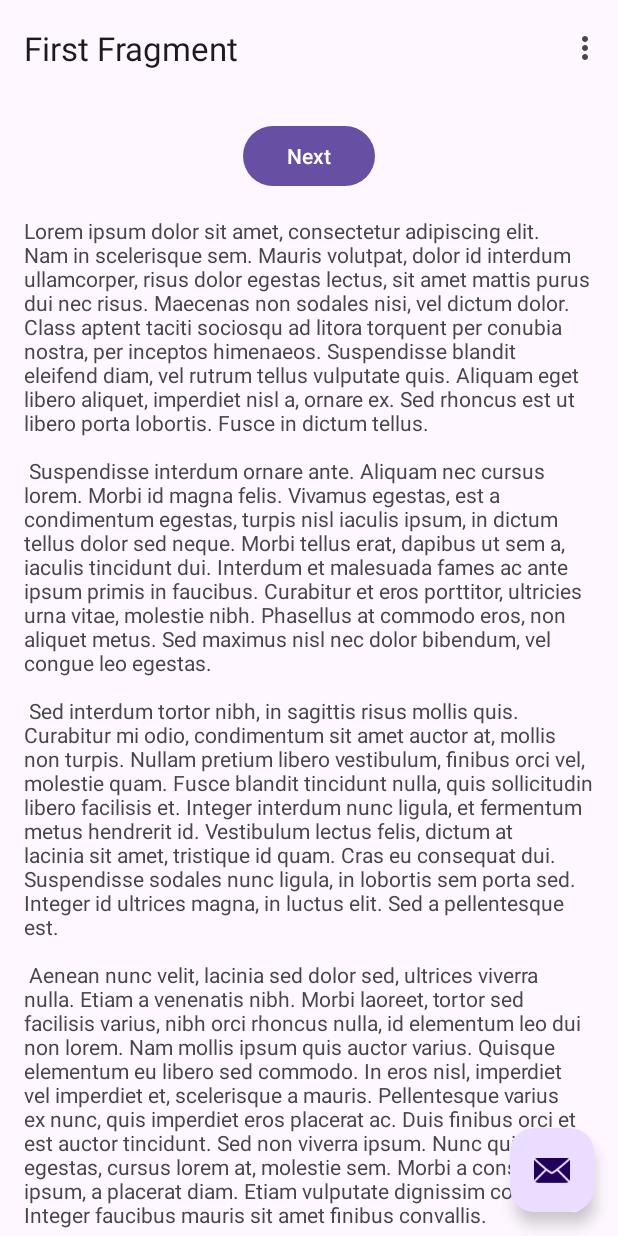
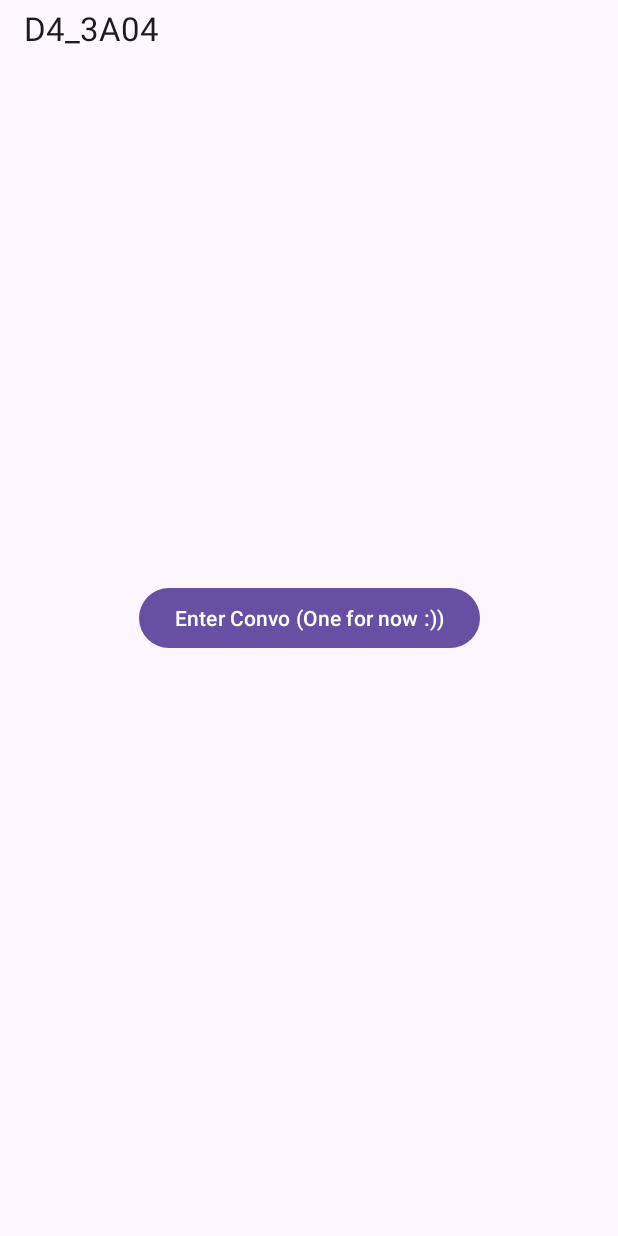
Before and after one commit to Nirmal-code/1KEY, an Android app: the screen it shows after launch (MainActivity before the commit, BrowseActiveChats after it), on a phone screen of 412 x 824 dp. Run offline under Robolectric (Android 15) with nearby library versions, the phone set to English and light mode, and no system bars; libraries missing offline, so code that uses them is left out: com.readystatesoftware.sqliteasset; 4 statements that could not run were skipped.

```diff
--- a/app/src/main/AndroidManifest.xml
+++ b/app/src/main/AndroidManifest.xml
@@ -13,7 +13,7 @@
         android:theme="@style/Theme.D4_3A04"
         tools:targetApi="31">
         <activity
-            android:name=".MainActivity"
+            android:name=".BrowseActiveChats"
             android:exported="true"
             android:label="@string/app_name"
             android:theme="@style/Theme.D4_3A04">
--- /dev/null
+++ b/app/src/main/java/com/example/d4_3a04/BrowseActiveChats.java
@@ -0,0 +1,57 @@
+package com.example.d4_3a04;
+
+import android.os.Bundle;
+import android.util.Log;
+import android.view.View;
+
+import androidx.appcompat.app.AppCompatActivity;
+
+
+import com.example.d4_3a04.DataTypes.ChatInfo;
+import com.example.d4_3a04.SingleChatProvider.SingleChatManager;
+import com.example.d4_3a04.database.Cryptosystem;
+import com.example.d4_3a04.databinding.BrowseActiveChatBinding;
+
+import java.util.List;
+
+public class BrowseActiveChats extends AppCompatActivity {
+
+    private BrowseActiveChatBinding binding;
+
+    SingleChatManager provider;
+
+    @Override
+    protected void onCreate(Bundle savedInstanceState) {
+        super.onCreate(savedInstanceState);
+
+        Cryptosystem.startDB(BrowseActiveChats.this);
+
+
+
+        binding = BrowseActiveChatBinding.inflate(getLayoutInflater());
+        setContentView(binding.getRoot());
+
+        setSupportActionBar(binding.toolbarActiveChat);
+
+
+        binding.enterConvo.setOnClickListener(new View.OnClickListener() {
+            @Override
+            public void onClick(View view) {
+                List<String> res = Cryptosystem.getNames("Nirmal", "Bob");
+
+                if (res.size()>0){
+                    provider = SingleChatManager.deserializeFromJson(res.get(0));
+                    Log.d("PExtracted", provider.toString());
+
+                }else{
+                    ChatInfo chat_info = new ChatInfo();
+                    provider = new SingleChatManager("Nirmal", "Bob", chat_info);;
+//                    provider.updateChatLog("Hello World");
+                    Log.d("PInitial", provider.toString());
+                    Cryptosystem.updateEntry(provider,"Nirmal", "Bob");
+                }
+                provider.inflate_page_source(BrowseActiveChats.this);
+            }
+        });
+    }
+}
--- a/app/src/main/java/com/example/d4_3a04/DataTypes/ChatInfo.java
+++ b/app/src/main/java/com/example/d4_3a04/DataTypes/ChatInfo.java
@@ -1,6 +1,5 @@
 package com.example.d4_3a04.DataTypes;
 
-import com.example.d4_3a04.SingleChatProvider.SingleChatManager;
 
 import java.io.Serializable;
 import java.util.ArrayList;
--- a/app/src/main/java/com/example/d4_3a04/FirstFragment.java
+++ /dev/null
@@ -1,47 +0,0 @@
-package com.example.d4_3a04;
-
-import android.os.Bundle;
-import android.view.LayoutInflater;
-import android.view.View;
-import android.view.ViewGroup;
-
-import androidx.annotation.NonNull;
-import androidx.fragment.app.Fragment;
-import androidx.navigation.fragment.NavHostFragment;
-
-import com.example.d4_3a04.databinding.FragmentFirstBinding;
-
-public class FirstFragment extends Fragment {
-
-    private FragmentFirstBinding binding;
-
-    @Override
-    public View onCreateView(
-            LayoutInflater inflater, ViewGroup container,
-            Bundle savedInstanceState
-    ) {
-
-        binding = FragmentFirstBinding.inflate(inflater, container, false);
-        return binding.getRoot();
-
-    }
-
-    public void onViewCreated(@NonNull View view, Bundle savedInstanceState) {
-        super.onViewCreated(view, savedInstanceState);
-
-        binding.buttonFirst.setOnClickListener(new View.OnClickListener() {
-            @Override
-            public void onClick(View view) {
-                NavHostFragment.findNavController(FirstFragment.this)
-                        .navigate(R.id.action_FirstFragment_to_SecondFragment);
-            }
-        });
-    }
-
-    @Override
-    public void onDestroyView() {
-        super.onDestroyView();
-        binding = null;
-    }
-
-}
--- a/app/src/main/java/com/example/d4_3a04/MainActivity.java
+++ /dev/null
@@ -1,106 +0,0 @@
-package com.example.d4_3a04;
-
-import android.os.Bundle;
-
-import com.example.d4_3a04.DataTypes.ChatInfo;
-import com.example.d4_3a04.DataTypes.LogEntity;
-import com.example.d4_3a04.SingleChatProvider.SingleChatManager;
-
-import androidx.appcompat.app.AppCompatActivity;
-
-import android.util.Log;
-import android.view.View;
-
-import androidx.navigation.NavController;
-import androidx.navigation.Navigation;
-import androidx.navigation.ui.AppBarConfiguration;
-import androidx.navigation.ui.NavigationUI;
-
-import com.example.d4_3a04.database.Cryptosystem;
-import com.example.d4_3a04.database.DatabaseHelper;
-import com.example.d4_3a04.databinding.ActivityMainBinding;
-
-
-
-import android.view.Menu;
-import android.view.MenuItem;
-
-
-import java.util.List;
-
-public class MainActivity extends AppCompatActivity {
-
-    private AppBarConfiguration appBarConfiguration;
-    private ActivityMainBinding binding;
-
-    SingleChatManager provider;
-
-
-    @Override
-    protected void onCreate(Bundle savedInstanceState) {
-        super.onCreate(savedInstanceState);
-
-        Cryptosystem.startDB(MainActivity.this);
-
-
-
-        binding = ActivityMainBinding.inflate(getLayoutInflater());
-        setContentView(binding.getRoot());
-
-        setSupportActionBar(binding.toolbar);
-
-        NavController navController = Navigation.findNavController(this, R.id.nav_host_fragment_content_main);
-        appBarConfiguration = new AppBarConfiguration.Builder(navController.getGraph()).build();
-        NavigationUI.setupActionBarWithNavController(this, navController, appBarConfiguration);
-
-
-        binding.fab.setOnClickListener(new View.OnClickListener() {
-            @Override
-            public void onClick(View view) {
-                List<String> res = Cryptosystem.getNames("Nirmal", "Bob");
-
-                if (res.size()>0){
-                    provider = SingleChatManager.deserializeFromJson(res.get(0));
-                    Log.d("PExtracted", provider.toString());
-
-                }else{
-                    ChatInfo chat_info = new ChatInfo();
-                    provider = new SingleChatManager("Nirmal", "Bob", chat_info);;
-//                    provider.updateChatLog("Hello World");
-                    Log.d("PInitial", provider.toString());
-                    Cryptosystem.updateEntry(provider,"Nirmal", "Bob");
-                }
-                provider.inflate_page_source(MainActivity.this);
-            }
-        });
-    }
-
-    @Override
-    public boolean onCreateOptionsMenu(Menu menu) {
-        // Inflate the menu; this adds items to the action bar if it is present.
-        getMenuInflater().inflate(R.menu.menu_main, menu);
-        return true;
-    }
-
-    @Override
-    public boolean onOptionsItemSelected(MenuItem item) {
-        // Handle action bar item clicks here. The action bar will
-        // automatically handle clicks on the Home/Up button, so long
-        // as you specify a parent activity in AndroidManifest.xml.
-        int id = item.getItemId();
-
-        //noinspection SimplifiableIfStatement
-        if (id == R.id.action_settings) {
-            return true;
-        }
-
-        return super.onOptionsItemSelected(item);
-    }
-
-    @Override
-    public boolean onSupportNavigateUp() {
-        NavController navController = Navigation.findNavController(this, R.id.nav_host_fragment_content_main);
-        return NavigationUI.navigateUp(navController, appBarConfiguration)
-                || super.onSupportNavigateUp();
-    }
-}
--- a/app/src/main/java/com/example/d4_3a04/SingleChatProvider/MessageListAdapter.java
+++ b/app/src/main/java/com/example/d4_3a04/SingleChatProvider/MessageListAdapter.java
@@ -1,7 +1,6 @@
 package com.example.d4_3a04.SingleChatProvider;
 
 import android.content.Context;
-import android.util.Log;
 import android.view.LayoutInflater;
 import android.view.View;
 import android.view.ViewGroup;
--- a/app/src/main/java/com/example/d4_3a04/database/Cryptosystem.java
+++ b/app/src/main/java/com/example/d4_3a04/database/Cryptosystem.java
@@ -4,7 +4,6 @@ import android.content.Context;
 
 import androidx.appcompat.app.AppCompatActivity;
 
-import com.example.d4_3a04.MainActivity;
 import com.example.d4_3a04.SingleChatProvider.SingleChatManager;
 
 import java.util.List;
--- a/app/src/main/res/layout/activity_main.xml
+++ /dev/null
@@ -1,33 +0,0 @@
-<?xml version="1.0" encoding="utf-8"?>
-<androidx.coordinatorlayout.widget.CoordinatorLayout xmlns:android="http://schemas.android.com/apk/res/android"
-    xmlns:app="http://schemas.android.com/apk/res-auto"
-    xmlns:tools="http://schemas.android.com/tools"
-    android:layout_width="match_parent"
-    android:layout_height="match_parent"
-    android:fitsSystemWindows="true"
-    tools:context=".MainActivity">
-
-    <com.google.android.material.appbar.AppBarLayout
-        android:layout_width="match_parent"
-        android:layout_height="wrap_content"
-        android:fitsSystemWindows="true">
-
-        <com.google.android.material.appbar.MaterialToolbar
-            android:id="@+id/toolbar"
-            android:layout_width="match_parent"
-            android:layout_height="match_parent" />
-
-    </com.google.android.material.appbar.AppBarLayout>
-
-    <include layout="@layout/content_main" />
-
-    <com.google.android.material.floatingactionbutton.FloatingActionButton
-        android:id="@+id/fab"
-        android:layout_width="wrap_content"
-        android:layout_height="wrap_content"
-        android:layout_gravity="bottom|end"
-        android:layout_marginEnd="@dimen/fab_margin"
-        android:layout_marginBottom="16dp"
-        app:srcCompat="@android:drawable/ic_dialog_email" />
-
-</androidx.coordinatorlayout.widget.CoordinatorLayout>
--- /dev/null
+++ b/app/src/main/res/layout/browse_active_chat.xml
@@ -0,0 +1,45 @@
+<?xml version="1.0" encoding="utf-8"?>
+<androidx.constraintlayout.widget.ConstraintLayout xmlns:android="http://schemas.android.com/apk/res/android"
+    xmlns:tools="http://schemas.android.com/tools"
+    android:layout_width="match_parent"
+    android:layout_height="match_parent"
+    xmlns:app="http://schemas.android.com/apk/res-auto"
+    app:layout_constraintBottom_toTopOf="@id/view"
+    app:layout_constraintStart_toStartOf="parent">
+
+    <com.google.android.material.appbar.AppBarLayout
+        android:id="@+id/layout_group_chat"
+        android:layout_width="match_parent"
+        android:layout_height="wrap_content"
+        android:fitsSystemWindows="true"
+        android:orientation="vertical"
+        app:layout_constraintTop_toTopOf="parent">
+
+        <androidx.appcompat.widget.Toolbar
+            android:id="@+id/toolbar_active_chat"
+            android:layout_width="121dp"
+            android:layout_height="?attr/actionBarSize"
+            android:theme="@style/Widget.AppCompat.Toolbar"
+            app:popupTheme="@style/Theme.AppCompat.Light">
+        </androidx.appcompat.widget.Toolbar>
+    </com.google.android.material.appbar.AppBarLayout>
+
+    <View
+        android:id="@+id/convo_view"
+        android:layout_width="match_parent"
+        android:layout_height="1dp"
+        android:background="#e0e0e0"
+        app:layout_constraintBottom_toTopOf="parent"
+        app:layout_constraintTop_toBottomOf="parent" />
+
+    <Button
+        android:id="@+id/enter_convo"
+        android:layout_width="wrap_content"
+        android:layout_height="wrap_content"
+        android:text="Enter Convo (One for now :))"
+        app:layout_constraintBottom_toBottomOf="parent"
+        app:layout_constraintEnd_toEndOf="parent"
+        app:layout_constraintStart_toStartOf="parent"
+        app:layout_constraintTop_toTopOf="parent" />
+
+</androidx.constraintlayout.widget.ConstraintLayout>
--- a/app/src/main/res/layout/content_main.xml
+++ /dev/null
@@ -1,19 +0,0 @@
-<?xml version="1.0" encoding="utf-8"?>
-<androidx.constraintlayout.widget.ConstraintLayout xmlns:android="http://schemas.android.com/apk/res/android"
-    xmlns:app="http://schemas.android.com/apk/res-auto"
-    android:layout_width="match_parent"
-    android:layout_height="match_parent"
-    app:layout_behavior="@string/appbar_scrolling_view_behavior">
-
-    <fragment
-        android:id="@+id/nav_host_fragment_content_main"
-        android:name="androidx.navigation.fragment.NavHostFragment"
-        android:layout_width="0dp"
-        android:layout_height="0dp"
-        app:defaultNavHost="true"
-        app:layout_constraintBottom_toBottomOf="parent"
-        app:layout_constraintEnd_toEndOf="parent"
-        app:layout_constraintStart_toStartOf="parent"
-        app:layout_constraintTop_toTopOf="parent"
-        app:navGraph="@navigation/nav_graph" />
-</androidx.constraintlayout.widget.ConstraintLayout>
--- a/app/src/main/res/layout/fragment_first.xml
+++ /dev/null
@@ -1,35 +0,0 @@
-<?xml version="1.0" encoding="utf-8"?>
-<androidx.core.widget.NestedScrollView xmlns:android="http://schemas.android.com/apk/res/android"
-    xmlns:app="http://schemas.android.com/apk/res-auto"
-    xmlns:tools="http://schemas.android.com/tools"
-    android:layout_width="match_parent"
-    android:layout_height="match_parent"
-    tools:context=".FirstFragment">
-
-    <androidx.constraintlayout.widget.ConstraintLayout
-        android:layout_width="match_parent"
-        android:layout_height="match_parent"
-        android:padding="16dp">
-
-        <Button
-            android:id="@+id/button_first"
-            android:layout_width="wrap_content"
-            android:layout_height="wrap_content"
-            android:text="@string/next"
-            app:layout_constraintBottom_toTopOf="@id/textview_first"
-            app:layout_constraintEnd_toEndOf="parent"
-            app:layout_constraintStart_toStartOf="parent"
-            app:layout_constraintTop_toTopOf="parent" />
-
-        <TextView
-            android:id="@+id/textview_first"
-            android:layout_width="wrap_content"
-            android:layout_height="wrap_content"
-            android:layout_marginTop="16dp"
-            android:text="@string/lorem_ipsum"
-            app:layout_constraintBottom_toBottomOf="parent"
-            app:layout_constraintEnd_toEndOf="parent"
-            app:layout_constraintStart_toStartOf="parent"
-            app:layout_constraintTop_toBottomOf="@id/button_first" />
-    </androidx.constraintlayout.widget.ConstraintLayout>
-</androidx.core.widget.NestedScrollView>
--- a/app/src/main/res/navigation/nav_graph.xml
+++ b/app/src/main/res/navigation/nav_graph.xml
@@ -7,9 +7,9 @@
 
     <fragment
         android:id="@+id/FirstFragment"
-        android:name="com.example.d4_3a04.FirstFragment"
+        android:name="com.example.d4_3a04.BrowseActive"
         android:label="@string/first_fragment_label"
-        tools:layout="@layout/fragment_first">
+        tools:layout="@layout/browse_active">
 
         <action
             android:id="@+id/action_FirstFragment_to_SecondFragment"
--- a/app/src/main/res/values/strings.xml
+++ b/app/src/main/res/values/strings.xml
@@ -2,7 +2,7 @@
     <string name="app_name">D4_3A04</string>
     <string name="action_settings">Settings</string>
     <!-- Strings used for fragments for navigation -->
-    <string name="first_fragment_label">First Fragment</string>
+    <string name="first_fragment_label">Browse Active</string>
     <string name="second_fragment_label">Second Fragment</string>
     <string name="next">Next</string>
     <string name="previous">Previous</string>
```
Also changed, not shown: app/src/main/java/com/example/d4_3a04/SecondFragment.java (deleted, +0 -47 lines), app/src/main/java/com/example/d4_3a04/SingleChatProvider/MessageListActivity.java (+2 -17 lines), app/src/main/java/com/example/d4_3a04/SingleChatProvider/SingleChatManager.java (+0 -7 lines), app/src/main/res/layout/fragment_second.xml (deleted, +0 -35 lines).
